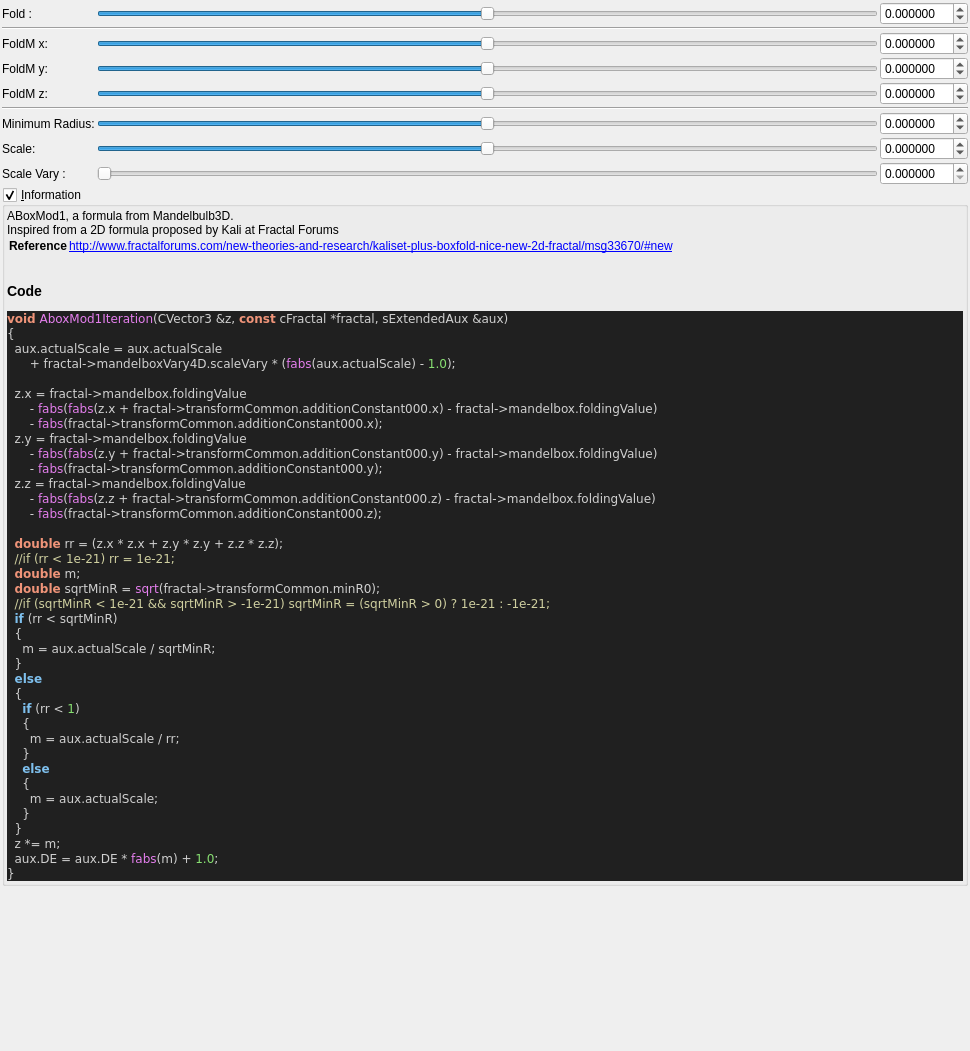
The window that mandelbulber2/qt_data/fractal_aboxMod1.ui (buddhi1980/mandelbulber2) describes before a commit, drawn with Qt 5.
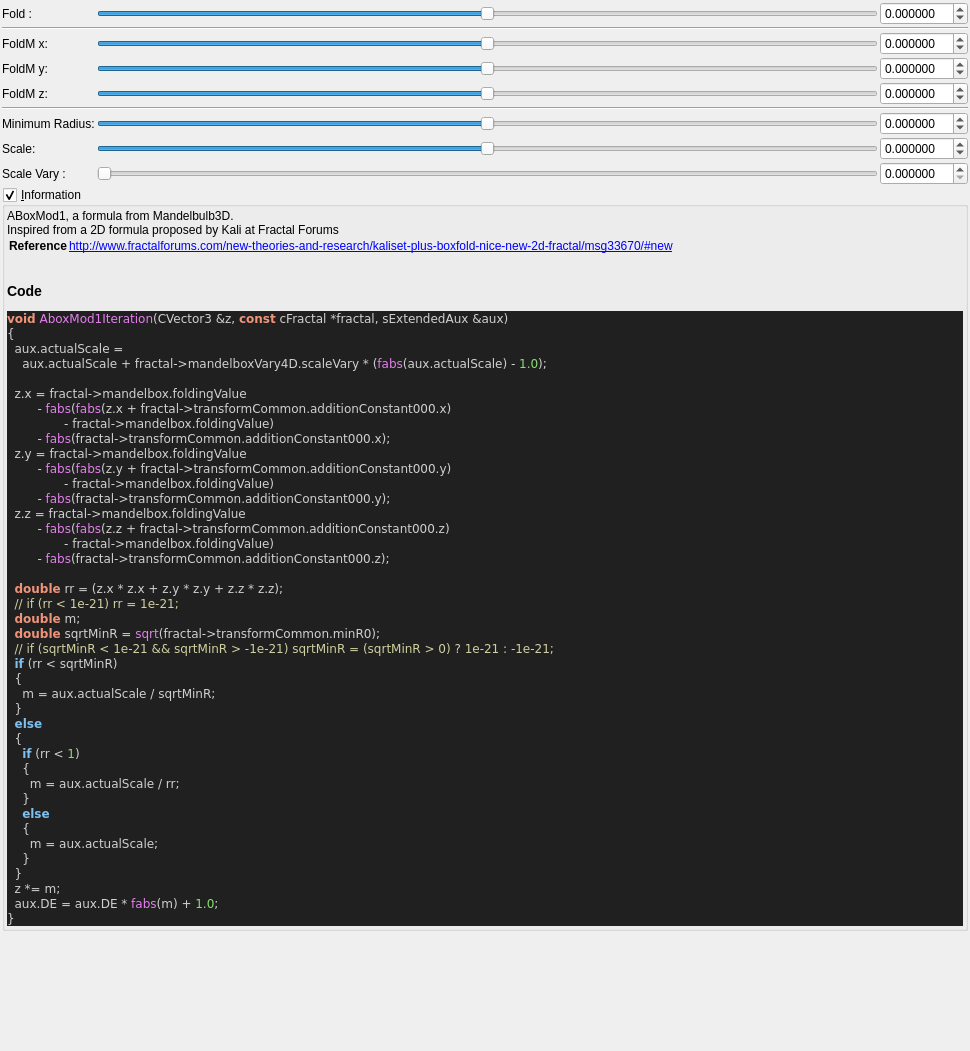
The same window after the commit. Custom widgets are drawn as their Qt base class.

Commit message:
source code format for fractal_formulas.cpp
- now complete code base is refactored!
- also regenerated ui files with populateUiInformation.php
- codeStyleCheck.php is now fully functional and can be used auto
refactor the code base (may be a little slow)

Diff of the .ui file:
```diff
--- a/mandelbulber2/qt_data/fractal_aboxMod1.ui
+++ b/mandelbulber2/qt_data/fractal_aboxMod1.ui
@@ -472,24 +472,27 @@
 &lt;body style=&quot;background-color:#202020&quot;&gt;
 &lt;pre style=&quot;color:#d0d0d0; background-color:#202020;  font-family:'Courier New',monospace;&quot;&gt;&lt;span style=&quot;color:#f09479; font-weight:bold&quot;&gt;void&lt;/span&gt; &lt;span style=&quot;color:#e47eed&quot;&gt;AboxMod1Iteration&lt;/span&gt;&lt;span style=&quot;color:#d0d0d0&quot;&gt;(&lt;/span&gt;CVector3 &lt;span style=&quot;color:#d0d0d0&quot;&gt;&amp;amp;&lt;/span&gt;z&lt;span style=&quot;color:#d0d0d0&quot;&gt;,&lt;/span&gt; &lt;span style=&quot;color:#f09479; font-weight:bold&quot;&gt;const&lt;/span&gt; cFractal &lt;span style=&quot;color:#d0d0d0&quot;&gt;*&lt;/span&gt;fractal&lt;span style=&quot;color:#d0d0d0&quot;&gt;,&lt;/span&gt; sExtendedAux &lt;span style=&quot;color:#d0d0d0&quot;&gt;&amp;amp;&lt;/span&gt;aux&lt;span style=&quot;color:#d0d0d0&quot;&gt;)&lt;/span&gt;
 &lt;span style=&quot;color:#d0d0d0&quot;&gt;{&lt;/span&gt;
-  aux&lt;span style=&quot;color:#d0d0d0&quot;&gt;.&lt;/span&gt;actualScale &lt;span style=&quot;color:#d0d0d0&quot;&gt;=&lt;/span&gt; aux&lt;span style=&quot;color:#d0d0d0&quot;&gt;.&lt;/span&gt;actualScale
-      &lt;span style=&quot;color:#d0d0d0&quot;&gt;+&lt;/span&gt; fractal&lt;span style=&quot;color:#d0d0d0&quot;&gt;-&amp;gt;&lt;/span&gt;mandelboxVary4D&lt;span style=&quot;color:#d0d0d0&quot;&gt;.&lt;/span&gt;scaleVary &lt;span style=&quot;color:#d0d0d0&quot;&gt;* (&lt;/span&gt;&lt;span style=&quot;color:#e47eed&quot;&gt;fabs&lt;/span&gt;&lt;span style=&quot;color:#d0d0d0&quot;&gt;(&lt;/span&gt;aux&lt;span style=&quot;color:#d0d0d0&quot;&gt;.&lt;/span&gt;actualScale&lt;span style=&quot;color:#d0d0d0&quot;&gt;) -&lt;/span&gt; &lt;span style=&quot;color:#87df71&quot;&gt;1.0&lt;/span&gt;&lt;span style=&quot;color:#d0d0d0&quot;&gt;);&lt;/span&gt;
+  aux&lt;span style=&quot;color:#d0d0d0&quot;&gt;.&lt;/span&gt;actualScale &lt;span style=&quot;color:#d0d0d0&quot;&gt;=&lt;/span&gt;
+    aux&lt;span style=&quot;color:#d0d0d0&quot;&gt;.&lt;/span&gt;actualScale &lt;span style=&quot;color:#d0d0d0&quot;&gt;+&lt;/span&gt; fractal&lt;span style=&quot;color:#d0d0d0&quot;&gt;-&amp;gt;&lt;/span&gt;mandelboxVary4D&lt;span style=&quot;color:#d0d0d0&quot;&gt;.&lt;/span&gt;scaleVary &lt;span style=&quot;color:#d0d0d0&quot;&gt;* (&lt;/span&gt;&lt;span style=&quot;color:#e47eed&quot;&gt;fabs&lt;/span&gt;&lt;span style=&quot;color:#d0d0d0&quot;&gt;(&lt;/span&gt;aux&lt;span style=&quot;color:#d0d0d0&quot;&gt;.&lt;/span&gt;actualScale&lt;span style=&quot;color:#d0d0d0&quot;&gt;) -&lt;/span&gt; &lt;span style=&quot;color:#87df71&quot;&gt;1.0&lt;/span&gt;&lt;span style=&quot;color:#d0d0d0&quot;&gt;);&lt;/span&gt;
 
   z&lt;span style=&quot;color:#d0d0d0&quot;&gt;.&lt;/span&gt;x &lt;span style=&quot;color:#d0d0d0&quot;&gt;=&lt;/span&gt; fractal&lt;span style=&quot;color:#d0d0d0&quot;&gt;-&amp;gt;&lt;/span&gt;mandelbox&lt;span style=&quot;color:#d0d0d0&quot;&gt;.&lt;/span&gt;foldingValue
-      &lt;span style=&quot;color:#d0d0d0&quot;&gt;-&lt;/span&gt; &lt;span style=&quot;color:#e47eed&quot;&gt;fabs&lt;/span&gt;&lt;span style=&quot;color:#d0d0d0&quot;&gt;(&lt;/span&gt;&lt;span style=&quot;color:#e47eed&quot;&gt;fabs&lt;/span&gt;&lt;span style=&quot;color:#d0d0d0&quot;&gt;(&lt;/span&gt;z&lt;span style=&quot;color:#d0d0d0&quot;&gt;.&lt;/span&gt;x &lt;span style=&quot;color:#d0d0d0&quot;&gt;+&lt;/span&gt; fractal&lt;span style=&quot;color:#d0d0d0&quot;&gt;-&amp;gt;&lt;/span&gt;transformCommon&lt;span style=&quot;color:#d0d0d0&quot;&gt;.&lt;/span&gt;additionConstant000&lt;span style=&quot;color:#d0d0d0&quot;&gt;.&lt;/span&gt;x&lt;span style=&quot;color:#d0d0d0&quot;&gt;) -&lt;/span&gt; fractal&lt;span style=&quot;color:#d0d0d0&quot;&gt;-&amp;gt;&lt;/span&gt;mandelbox&lt;span style=&quot;color:#d0d0d0&quot;&gt;.&lt;/span&gt;foldingValue&lt;span style=&quot;color:#d0d0d0&quot;&gt;)&lt;/span&gt;
-      &lt;span style=&quot;color:#d0d0d0&quot;&gt;-&lt;/span&gt; &lt;span style=&quot;color:#e47eed&quot;&gt;fabs&lt;/span&gt;&lt;span style=&quot;color:#d0d0d0&quot;&gt;(&lt;/span&gt;fractal&lt;span style=&quot;color:#d0d0d0&quot;&gt;-&amp;gt;&lt;/span&gt;transformCommon&lt;span style=&quot;color:#d0d0d0&quot;&gt;.&lt;/span&gt;additionConstant000&lt;span style=&quot;color:#d0d0d0&quot;&gt;.&lt;/span&gt;x&lt;span style=&quot;color:#d0d0d0&quot;&gt;);&lt;/span&gt;
+        &lt;span style=&quot;color:#d0d0d0&quot;&gt;-&lt;/span&gt; &lt;span style=&quot;color:#e47eed&quot;&gt;fabs&lt;/span&gt;&lt;span style=&quot;color:#d0d0d0&quot;&gt;(&lt;/span&gt;&lt;span style=&quot;color:#e47eed&quot;&gt;fabs&lt;/span&gt;&lt;span style=&quot;color:#d0d0d0&quot;&gt;(&lt;/span&gt;z&lt;span style=&quot;color:#d0d0d0&quot;&gt;.&lt;/span&gt;x &lt;span style=&quot;color:#d0d0d0&quot;&gt;+&lt;/span&gt; fractal&lt;span style=&quot;color:#d0d0d0&quot;&gt;-&amp;gt;&lt;/span&gt;transformCommon&lt;span style=&quot;color:#d0d0d0&quot;&gt;.&lt;/span&gt;additionConstant000&lt;span style=&quot;color:#d0d0d0&quot;&gt;.&lt;/span&gt;x&lt;span style=&quot;color:#d0d0d0&quot;&gt;)&lt;/span&gt;
+               &lt;span style=&quot;color:#d0d0d0&quot;&gt;-&lt;/span&gt; fractal&lt;span style=&quot;color:#d0d0d0&quot;&gt;-&amp;gt;&lt;/span&gt;mandelbox&lt;span style=&quot;color:#d0d0d0&quot;&gt;.&lt;/span&gt;foldingValue&lt;span style=&quot;color:#d0d0d0&quot;&gt;)&lt;/span&gt;
+        &lt;span style=&quot;color:#d0d0d0&quot;&gt;-&lt;/span&gt; &lt;span style=&quot;color:#e47eed&quot;&gt;fabs&lt;/span&gt;&lt;span style=&quot;color:#d0d0d0&quot;&gt;(&lt;/span&gt;fractal&lt;span style=&quot;color:#d0d0d0&quot;&gt;-&amp;gt;&lt;/span&gt;transformCommon&lt;span style=&quot;color:#d0d0d0&quot;&gt;.&lt;/span&gt;additionConstant000&lt;span style=&quot;color:#d0d0d0&quot;&gt;.&lt;/span&gt;x&lt;span style=&quot;color:#d0d0d0&quot;&gt;);&lt;/span&gt;
   z&lt;span style=&quot;color:#d0d0d0&quot;&gt;.&lt;/span&gt;y &lt;span style=&quot;color:#d0d0d0&quot;&gt;=&lt;/span&gt; fractal&lt;span style=&quot;color:#d0d0d0&quot;&gt;-&amp;gt;&lt;/span&gt;mandelbox&lt;span style=&quot;color:#d0d0d0&quot;&gt;.&lt;/span&gt;foldingValue
-      &lt;span style=&quot;color:#d0d0d0&quot;&gt;-&lt;/span&gt; &lt;span style=&quot;color:#e47eed&quot;&gt;fabs&lt;/span&gt;&lt;span style=&quot;color:#d0d0d0&quot;&gt;(&lt;/span&gt;&lt;span style=&quot;color:#e47eed&quot;&gt;fabs&lt;/span&gt;&lt;span style=&quot;color:#d0d0d0&quot;&gt;(&lt;/span&gt;z&lt;span style=&quot;color:#d0d0d0&quot;&gt;.&lt;/span&gt;y &lt;span style=&quot;color:#d0d0d0&quot;&gt;+&lt;/span&gt; fractal&lt;span style=&quot;color:#d0d0d0&quot;&gt;-&amp;gt;&lt;/span&gt;transformCommon&lt;span style=&quot;color:#d0d0d0&quot;&gt;.&lt;/span&gt;additionConstant000&lt;span style=&quot;color:#d0d0d0&quot;&gt;.&lt;/span&gt;y&lt;span style=&quot;color:#d0d0d0&quot;&gt;) -&lt;/span&gt; fractal&lt;span style=&quot;color:#d0d0d0&quot;&gt;-&amp;gt;&lt;/span&gt;mandelbox&lt;span style=&quot;color:#d0d0d0&quot;&gt;.&lt;/span&gt;foldingValue&lt;span style=&quot;color:#d0d0d0&quot;&gt;)&lt;/span&gt;
-      &lt;span style=&quot;color:#d0d0d0&quot;&gt;-&lt;/span&gt; &lt;span style=&quot;color:#e47eed&quot;&gt;fabs&lt;/span&gt;&lt;span style=&quot;color:#d0d0d0&quot;&gt;(&lt;/span&gt;fractal&lt;span style=&quot;color:#d0d0d0&quot;&gt;-&amp;gt;&lt;/span&gt;transformCommon&lt;span style=&quot;color:#d0d0d0&quot;&gt;.&lt;/span&gt;additionConstant000&lt;span style=&quot;color:#d0d0d0&quot;&gt;.&lt;/span&gt;y&lt;span style=&quot;color:#d0d0d0&quot;&gt;);&lt;/span&gt;
+        &lt;span style=&quot;color:#d0d0d0&quot;&gt;-&lt;/span&gt; &lt;span style=&quot;color:#e47eed&quot;&gt;fabs&lt;/span&gt;&lt;span style=&quot;color:#d0d0d0&quot;&gt;(&lt;/span&gt;&lt;span style=&quot;color:#e47eed&quot;&gt;fabs&lt;/span&gt;&lt;span style=&quot;color:#d0d0d0&quot;&gt;(&lt;/span&gt;z&lt;span style=&quot;color:#d0d0d0&quot;&gt;.&lt;/span&gt;y &lt;span style=&quot;color:#d0d0d0&quot;&gt;+&lt;/span&gt; fractal&lt;span style=&quot;color:#d0d0d0&quot;&gt;-&amp;gt;&lt;/span&gt;transformCommon&lt;span style=&quot;color:#d0d0d0&quot;&gt;.&lt;/span&gt;additionConstant000&lt;span style=&quot;color:#d0d0d0&quot;&gt;.&lt;/span&gt;y&lt;span style=&quot;color:#d0d0d0&quot;&gt;)&lt;/span&gt;
+               &lt;span style=&quot;color:#d0d0d0&quot;&gt;-&lt;/span&gt; fractal&lt;span style=&quot;color:#d0d0d0&quot;&gt;-&amp;gt;&lt;/span&gt;mandelbox&lt;span style=&quot;color:#d0d0d0&quot;&gt;.&lt;/span&gt;foldingValue&lt;span style=&quot;color:#d0d0d0&quot;&gt;)&lt;/span&gt;
+        &lt;span style=&quot;color:#d0d0d0&quot;&gt;-&lt;/span&gt; &lt;span style=&quot;color:#e47eed&quot;&gt;fabs&lt;/span&gt;&lt;span style=&quot;color:#d0d0d0&quot;&gt;(&lt;/span&gt;fractal&lt;span style=&quot;color:#d0d0d0&quot;&gt;-&amp;gt;&lt;/span&gt;transformCommon&lt;span style=&quot;color:#d0d0d0&quot;&gt;.&lt;/span&gt;additionConstant000&lt;span style=&quot;color:#d0d0d0&quot;&gt;.&lt;/span&gt;y&lt;span style=&quot;color:#d0d0d0&quot;&gt;);&lt;/span&gt;
   z&lt;span style=&quot;color:#d0d0d0&quot;&gt;.&lt;/span&gt;z &lt;span style=&quot;color:#d0d0d0&quot;&gt;=&lt;/span&gt; fractal&lt;span style=&quot;color:#d0d0d0&quot;&gt;-&amp;gt;&lt;/span&gt;mandelbox&lt;span style=&quot;color:#d0d0d0&quot;&gt;.&lt;/span&gt;foldingValue
-      &lt;span style=&quot;color:#d0d0d0&quot;&gt;-&lt;/span&gt; &lt;span style=&quot;color:#e47eed&quot;&gt;fabs&lt;/span&gt;&lt;span style=&quot;color:#d0d0d0&quot;&gt;(&lt;/span&gt;&lt;span style=&quot;color:#e47eed&quot;&gt;fabs&lt;/span&gt;&lt;span style=&quot;color:#d0d0d0&quot;&gt;(&lt;/span&gt;z&lt;span style=&quot;color:#d0d0d0&quot;&gt;.&lt;/span&gt;z &lt;span style=&quot;color:#d0d0d0&quot;&gt;+&lt;/span&gt; fractal&lt;span style=&quot;color:#d0d0d0&quot;&gt;-&amp;gt;&lt;/span&gt;transformCommon&lt;span style=&quot;color:#d0d0d0&quot;&gt;.&lt;/span&gt;additionConstant000&lt;span style=&quot;color:#d0d0d0&quot;&gt;.&lt;/span&gt;z&lt;span style=&quot;color:#d0d0d0&quot;&gt;) -&lt;/span&gt; fractal&lt;span style=&quot;color:#d0d0d0&quot;&gt;-&amp;gt;&lt;/span&gt;mandelbox&lt;span style=&quot;color:#d0d0d0&quot;&gt;.&lt;/span&gt;foldingValue&lt;span style=&quot;color:#d0d0d0&quot;&gt;)&lt;/span&gt;
-      &lt;span style=&quot;color:#d0d0d0&quot;&gt;-&lt;/span&gt; &lt;span style=&quot;color:#e47eed&quot;&gt;fabs&lt;/span&gt;&lt;span style=&quot;color:#d0d0d0&quot;&gt;(&lt;/span&gt;fractal&lt;span style=&quot;color:#d0d0d0&quot;&gt;-&amp;gt;&lt;/span&gt;transformCommon&lt;span style=&quot;color:#d0d0d0&quot;&gt;.&lt;/span&gt;additionConstant000&lt;span style=&quot;color:#d0d0d0&quot;&gt;.&lt;/span&gt;z&lt;span style=&quot;color:#d0d0d0&quot;&gt;);&lt;/span&gt;
+        &lt;span style=&quot;color:#d0d0d0&quot;&gt;-&lt;/span&gt; &lt;span style=&quot;color:#e47eed&quot;&gt;fabs&lt;/span&gt;&lt;span style=&quot;color:#d0d0d0&quot;&gt;(&lt;/span&gt;&lt;span style=&quot;color:#e47eed&quot;&gt;fabs&lt;/span&gt;&lt;span style=&quot;color:#d0d0d0&quot;&gt;(&lt;/span&gt;z&lt;span style=&quot;color:#d0d0d0&quot;&gt;.&lt;/span&gt;z &lt;span style=&quot;color:#d0d0d0&quot;&gt;+&lt;/span&gt; fractal&lt;span style=&quot;color:#d0d0d0&quot;&gt;-&amp;gt;&lt;/span&gt;transformCommon&lt;span style=&quot;color:#d0d0d0&quot;&gt;.&lt;/span&gt;additionConstant000&lt;span style=&quot;color:#d0d0d0&quot;&gt;.&lt;/span&gt;z&lt;span style=&quot;color:#d0d0d0&quot;&gt;)&lt;/span&gt;
+               &lt;span style=&quot;color:#d0d0d0&quot;&gt;-&lt;/span&gt; fractal&lt;span style=&quot;color:#d0d0d0&quot;&gt;-&amp;gt;&lt;/span&gt;mandelbox&lt;span style=&quot;color:#d0d0d0&quot;&gt;.&lt;/span&gt;foldingValue&lt;span style=&quot;color:#d0d0d0&quot;&gt;)&lt;/span&gt;
+        &lt;span style=&quot;color:#d0d0d0&quot;&gt;-&lt;/span&gt; &lt;span style=&quot;color:#e47eed&quot;&gt;fabs&lt;/span&gt;&lt;span style=&quot;color:#d0d0d0&quot;&gt;(&lt;/span&gt;fractal&lt;span style=&quot;color:#d0d0d0&quot;&gt;-&amp;gt;&lt;/span&gt;transformCommon&lt;span style=&quot;color:#d0d0d0&quot;&gt;.&lt;/span&gt;additionConstant000&lt;span style=&quot;color:#d0d0d0&quot;&gt;.&lt;/span&gt;z&lt;span style=&quot;color:#d0d0d0&quot;&gt;);&lt;/span&gt;
 
   &lt;span style=&quot;color:#f09479; font-weight:bold&quot;&gt;double&lt;/span&gt; rr &lt;span style=&quot;color:#d0d0d0&quot;&gt;= (&lt;/span&gt;z&lt;span style=&quot;color:#d0d0d0&quot;&gt;.&lt;/span&gt;x &lt;span style=&quot;color:#d0d0d0&quot;&gt;*&lt;/span&gt; z&lt;span style=&quot;color:#d0d0d0&quot;&gt;.&lt;/span&gt;x &lt;span style=&quot;color:#d0d0d0&quot;&gt;+&lt;/span&gt; z&lt;span style=&quot;color:#d0d0d0&quot;&gt;.&lt;/span&gt;y &lt;span style=&quot;color:#d0d0d0&quot;&gt;*&lt;/span&gt; z&lt;span style=&quot;color:#d0d0d0&quot;&gt;.&lt;/span&gt;y &lt;span style=&quot;color:#d0d0d0&quot;&gt;+&lt;/span&gt; z&lt;span style=&quot;color:#d0d0d0&quot;&gt;.&lt;/span&gt;z &lt;span style=&quot;color:#d0d0d0&quot;&gt;*&lt;/span&gt; z&lt;span style=&quot;color:#d0d0d0&quot;&gt;.&lt;/span&gt;z&lt;span style=&quot;color:#d0d0d0&quot;&gt;);&lt;/span&gt;
-  &lt;span style=&quot;color:#d0d0a0&quot;&gt;//if (rr &amp;lt; 1e-21) rr = 1e-21;&lt;/span&gt;
+  &lt;span style=&quot;color:#d0d0a0&quot;&gt;// if (rr &amp;lt; 1e-21) rr = 1e-21;&lt;/span&gt;
   &lt;span style=&quot;color:#f09479; font-weight:bold&quot;&gt;double&lt;/span&gt; m&lt;span style=&quot;color:#d0d0d0&quot;&gt;;&lt;/span&gt;
   &lt;span style=&quot;color:#f09479; font-weight:bold&quot;&gt;double&lt;/span&gt; sqrtMinR &lt;span style=&quot;color:#d0d0d0&quot;&gt;=&lt;/span&gt; &lt;span style=&quot;color:#e47eed&quot;&gt;sqrt&lt;/span&gt;&lt;span style=&quot;color:#d0d0d0&quot;&gt;(&lt;/span&gt;fractal&lt;span style=&quot;color:#d0d0d0&quot;&gt;-&amp;gt;&lt;/span&gt;transformCommon&lt;span style=&quot;color:#d0d0d0&quot;&gt;.&lt;/span&gt;minR0&lt;span style=&quot;color:#d0d0d0&quot;&gt;);&lt;/span&gt;
-  &lt;span style=&quot;color:#d0d0a0&quot;&gt;//if (sqrtMinR &amp;lt; 1e-21 &amp;amp;&amp;amp; sqrtMinR &amp;gt; -1e-21) sqrtMinR = (sqrtMinR &amp;gt; 0) ? 1e-21 : -1e-21;&lt;/span&gt;
+  &lt;span style=&quot;color:#d0d0a0&quot;&gt;// if (sqrtMinR &amp;lt; 1e-21 &amp;amp;&amp;amp; sqrtMinR &amp;gt; -1e-21) sqrtMinR = (sqrtMinR &amp;gt; 0) ? 1e-21 : -1e-21;&lt;/span&gt;
   &lt;span style=&quot;color:#7ec0ee; font-weight:bold&quot;&gt;if&lt;/span&gt; &lt;span style=&quot;color:#d0d0d0&quot;&gt;(&lt;/span&gt;rr &lt;span style=&quot;color:#d0d0d0&quot;&gt;&amp;lt;&lt;/span&gt; sqrtMinR&lt;span style=&quot;color:#d0d0d0&quot;&gt;)&lt;/span&gt;
   &lt;span style=&quot;color:#d0d0d0&quot;&gt;{&lt;/span&gt;
     m &lt;span style=&quot;color:#d0d0d0&quot;&gt;=&lt;/span&gt; aux&lt;span style=&quot;color:#d0d0d0&quot;&gt;.&lt;/span&gt;actualScale &lt;span style=&quot;color:#d0d0d0&quot;&gt;/&lt;/span&gt; sqrtMinR&lt;span style=&quot;color:#d0d0d0&quot;&gt;;&lt;/span&gt;
```
The commit also changes 101 other files.
